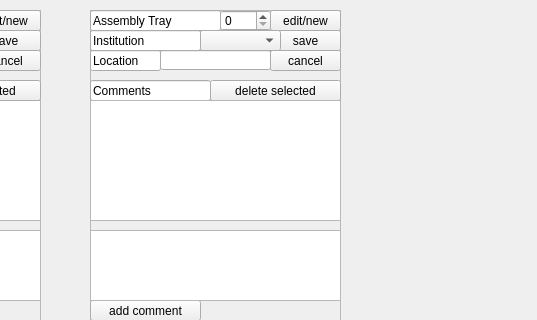
Old version of the form pages_ui/view_tooling.ui in the repository IncandelaLab/SharedUI; both pictures show x 560 to 1097 and y 0 to 320 of the 1097 by 705 pixel window.
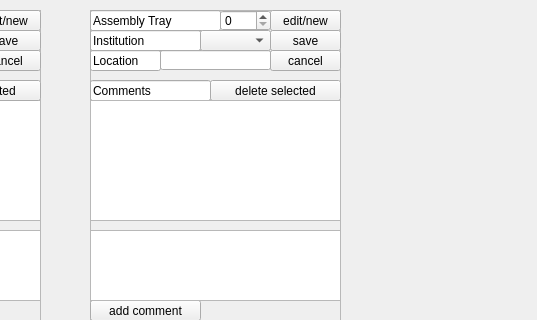
New version of the form.

What changed in the file:
```diff
--- a/pages_ui/view_tooling.ui
+++ b/pages_ui/view_tooling.ui
@@ -205,13 +205,18 @@
      <rect>
       <x>110</x>
       <y>20</y>
-      <width>81</width>
+      <width>71</width>
       <height>21</height>
      </rect>
     </property>
     <property name="currentIndex">
-     <number>-1</number>
+     <number>0</number>
     </property>
+    <item>
+     <property name="text">
+      <string/>
+     </property>
+    </item>
     <item>
      <property name="text">
       <string>CERN</string>
```
Left out of the diff: 128 changed lines with no effect on the pictures.
